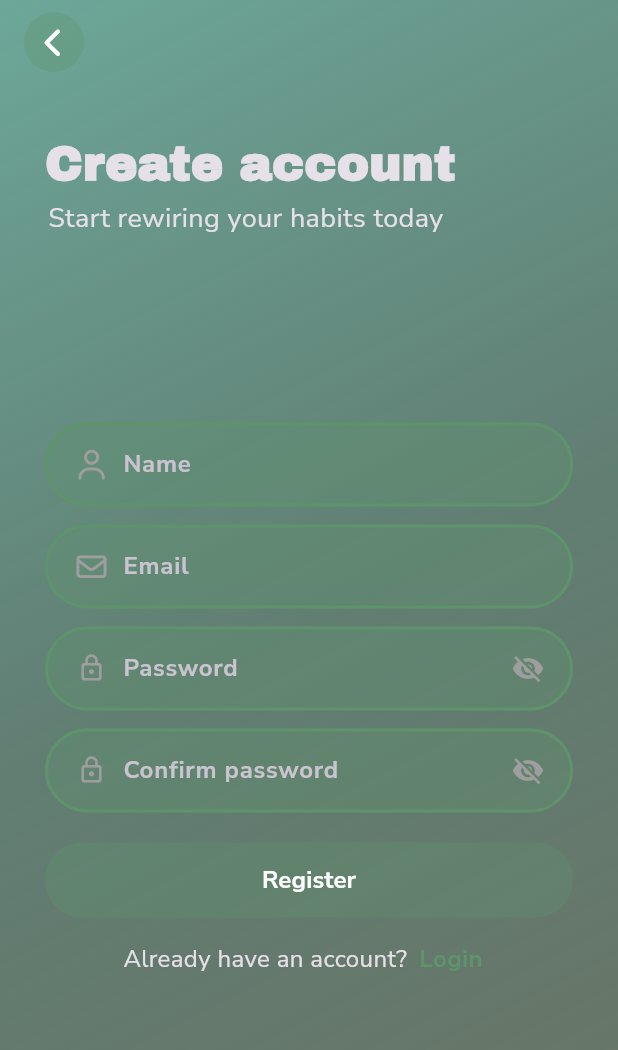
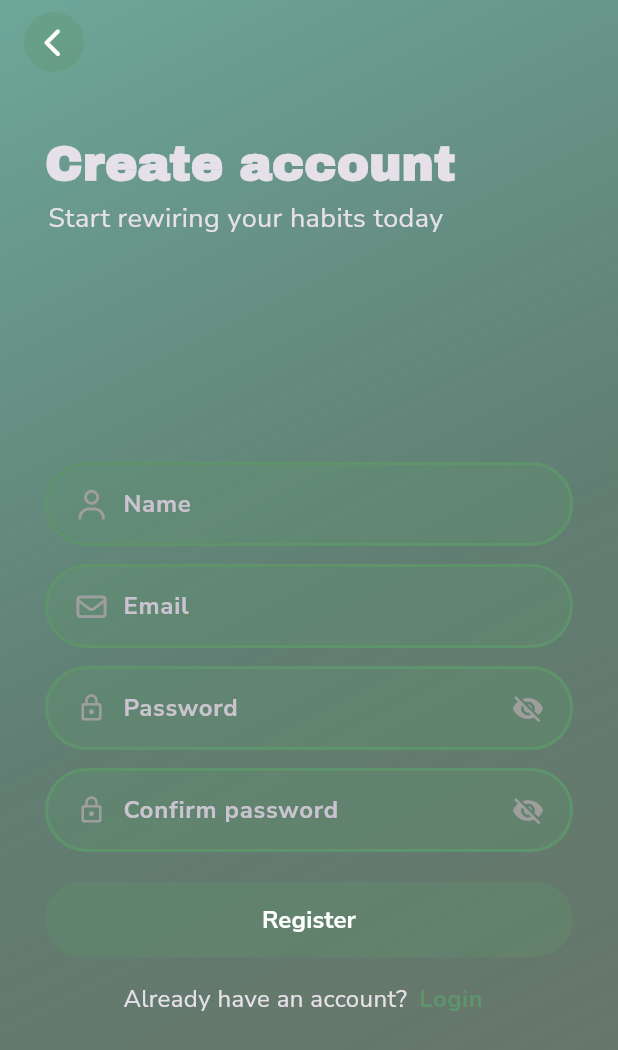
Before and after one commit to NOUR-MOWAFEY/rewire, a Flutter app: the screen it shows after launch, after a tap on "Register", on a phone screen of 412 x 824 dp. Shown: the top 1050 px of the screen. Run offline on Flutter 3.47's test engine with Material 3 defaults, Android fonts, the light colour scheme and no system bars; our stand-ins replace accordion, cached_network_image, cloud_firestore, firebase_auth, firebase_core, flutter_bloc and 12 more; missing offline and left inert: mobile_scanner; accounts and stored records are empty; project files that could hold a hidden picture were left out.

Commit message:
refactor register view

```diff
--- a/lib/features/auth/presentation/views/register_view.dart
+++ b/lib/features/auth/presentation/views/register_view.dart
@@ -1,58 +1,17 @@
 import 'package:flutter/material.dart';
+import 'package:rewire/features/auth/presentation/views/widgets/register_view_app_bar.dart';
 
-import '../../../../core/widgets/custom_back_button.dart';
 import '../../../../core/widgets/view_background_container.dart';
 import 'widgets/register_view_body.dart';
 
-class RegisterView extends StatefulWidget {
+class RegisterView extends StatelessWidget {
   const RegisterView({super.key});
 
   @override
-  State<RegisterView> createState() => _RegisterViewState();
-}
-
-class _RegisterViewState extends State<RegisterView> {
-  late TextEditingController emailController;
-  late TextEditingController passwordController;
-  late TextEditingController confirmPasswordController;
-  late TextEditingController nameController;
-  late GlobalKey<FormState> registerKey;
-
-  @override
-  void initState() {
-    super.initState();
-    emailController = TextEditingController();
-    passwordController = TextEditingController();
-    confirmPasswordController = TextEditingController();
-    nameController = TextEditingController();
-    registerKey = GlobalKey<FormState>();
-  }
-
-  @override
-  void dispose() {
-    super.dispose();
-    emailController.dispose();
-    passwordController.dispose();
-    confirmPasswordController.dispose();
-    nameController.dispose();
-  }
-
-  @override
   Widget build(BuildContext context) {
-    return ViewBackGroundContainer(
-      appBar: AppBar(
-        automaticallyImplyLeading: false,
-        title: const CustomBackButton(),
-        backgroundColor: Colors.transparent,
-        scrolledUnderElevation: 0,
-      ),
-      viewBody: RegisterViewBody(
-        emailController: emailController,
-        passwordController: passwordController,
-        nameController: nameController,
-        registerKey: registerKey,
-        confirmPasswordController: confirmPasswordController,
-      ),
+    return const ViewBackGroundContainer(
+      appBar: RegisterViewAppBar(),
+      viewBody: RegisterViewBody(),
     );
   }
 }
--- a/lib/features/auth/presentation/views/widgets/register_data_section.dart
+++ b/lib/features/auth/presentation/views/widgets/register_data_fields.dart
@@ -4,8 +4,8 @@ import 'package:font_awesome_flutter/font_awesome_flutter.dart';
 import '../../../../../core/utils/validator.dart';
 import 'custom_text_form_field.dart';
 
-class RegisterDataSection extends StatelessWidget {
-  const RegisterDataSection({
+class RegisterDataFields extends StatelessWidget {
+  const RegisterDataFields({
     super.key,
     required this.nameController,
     required this.emailController,
@@ -45,7 +45,9 @@ class RegisterDataSection extends StatelessWidget {
           controller: passwordController,
           inputType: InputType.password,
         ),
+
         const SizedBox(height: 12),
+
         CustomTextFormField(
           title: 'Confirm password',
           isPassword: true,
@@ -55,6 +57,7 @@ class RegisterDataSection extends StatelessWidget {
           isLastOne: true,
           passwordController: passwordController,
         ),
+
         const SizedBox(height: 20),
       ],
     );
--- /dev/null
+++ b/lib/features/auth/presentation/views/widgets/register_form.dart
@@ -0,0 +1,105 @@
+import 'package:flutter/material.dart';
+import 'package:flutter_bloc/flutter_bloc.dart';
+import 'package:go_router/go_router.dart';
+import 'package:rewire/core/utils/show_toastification.dart';
+import 'package:rewire/core/widgets/custom_circular_loading.dart';
+
+import '../../../../../core/utils/app_router.dart';
+import '../../../../../core/widgets/custom_button.dart';
+import '../../view_model/auth_cubit/auth_cubit.dart';
+import 'register_data_fields.dart';
+
+class RegisterForm extends StatefulWidget {
+  const RegisterForm({super.key});
+
+  @override
+  State<RegisterForm> createState() => _RegisterFormState();
+}
+
+class _RegisterFormState extends State<RegisterForm> {
+  late TextEditingController emailController;
+  late TextEditingController passwordController;
+  late TextEditingController confirmPasswordController;
+  late TextEditingController nameController;
+  late GlobalKey<FormState> registerKey;
+
+  @override
+  void initState() {
+    _initializeControllers();
+    super.initState();
+  }
+
+  @override
+  void dispose() {
+    _disposeController();
+    super.dispose();
+  }
+
+  @override
+  Widget build(BuildContext context) {
+    return Form(
+      key: registerKey,
+      child: Column(
+        children: [
+          // text fields
+          RegisterDataFields(
+            nameController: nameController,
+            emailController: emailController,
+            passwordController: passwordController,
+            confirmPasswordController: confirmPasswordController,
+          ),
+
+          // register button
+          BlocConsumer<AuthCubit, AuthState>(
+            listener: (BuildContext context, AuthState state) {
+              if (state is AuthAccountCreated) {
+                ShowToastification.success(
+                  context,
+                  'Account created Successfully',
+                );
+                context.go(AppRouter.loginView);
+              }
+            },
+            builder: (context, state) {
+              if (state is AuthLoading) {
+                return const CustomButton(
+                  color: Colors.grey,
+                  child: CustomCircularLoading(size: 22),
+                );
+              }
+
+              return CustomButton(
+                title: 'Register',
+                onPressed: () async {
+                  if (!registerKey.currentState!.validate()) {
+                    return;
+                  }
+                  await BlocProvider.of<AuthCubit>(context).register(
+                    emailController.text,
+                    passwordController.text,
+                    nameController.text,
+                  );
+                },
+              );
+            },
+          ),
+        ],
+      ),
+    );
+  }
+
+  void _initializeControllers() {
+    emailController = TextEditingController();
+    passwordController = TextEditingController();
+    confirmPasswordController = TextEditingController();
+    nameController = TextEditingController();
+    registerKey = GlobalKey<FormState>();
+  }
+
+  void _disposeController() {
+    emailController.dispose();
+    passwordController.dispose();
+    nameController.dispose();
+    confirmPasswordController.dispose();
+  }
+}
--- /dev/null
+++ b/lib/features/auth/presentation/views/widgets/register_view_app_bar.dart
@@ -0,0 +1,20 @@
+import 'package:flutter/material.dart';
+import 'package:rewire/core/widgets/custom_back_button.dart';
+
+class RegisterViewAppBar extends StatelessWidget
+    implements PreferredSizeWidget {
+  const RegisterViewAppBar({super.key});
+
+  @override
+  Widget build(BuildContext context) {
+    return AppBar(
+      automaticallyImplyLeading: false,
+      title: const CustomBackButton(),
+      backgroundColor: Colors.transparent,
+      scrolledUnderElevation: 0,
+    );
+  }
+
+  @override
+  Size get preferredSize => Size.fromHeight(kToolbarHeight);
+}
--- a/lib/features/auth/presentation/views/widgets/register_view_body.dart
+++ b/lib/features/auth/presentation/views/widgets/register_view_body.dart
@@ -1,78 +1,32 @@
 import 'package:flutter/material.dart';
-import 'package:flutter_bloc/flutter_bloc.dart';
 import 'package:go_router/go_router.dart';
-import 'package:rewire/core/utils/show_toastification.dart';
+import 'package:rewire/features/auth/presentation/views/widgets/register_form.dart';
 
 import '../../../../../core/utils/app_router.dart';
 import '../../../../../core/utils/constants.dart';
-import '../../../../../core/widgets/custom_button.dart';
-import '../../../../../core/widgets/custom_circular_loading.dart';
-import '../../view_model/auth_cubit/auth_cubit.dart';
 import 'auth_footer.dart';
 import 'auth_header.dart';
-import 'register_data_section.dart';
 
 class RegisterViewBody extends StatelessWidget {
-  const RegisterViewBody({
-    super.key,
-    required this.emailController,
-    required this.passwordController,
-    required this.nameController,
-    required this.registerKey,
-    required this.confirmPasswordController,
-  });
-  final TextEditingController emailController;
-  final TextEditingController passwordController;
-  final TextEditingController nameController;
-  final GlobalKey<FormState> registerKey;
-  final TextEditingController confirmPasswordController;
+  const RegisterViewBody({super.key});
 
   @override
   Widget build(BuildContext context) {
-    return BlocConsumer<AuthCubit, AuthState>(
-      listener: (BuildContext context, AuthState state) {
-        if (state is AuthAccountCreated) {
-          ShowToastification.success(context, 'Account created Successfully');
-          context.go(AppRouter.loginView);
-        } else if (state is AuthFailure) {}
-      },
-      builder: (context, state) {
-        if (state is AuthLoading) {
-          return const CustomCircularLoading();
-        }
     return Padding(
       padding: viewPadding(context),
-          child: Form(
-            key: registerKey,
       child: ListView(
         children: [
           const SizedBox(height: 30),
+
           const AuthHeader(
             title: 'Create account',
             subtitle: 'Start rewiring your habits today',
           ),
-                SizedBox(height: MediaQuery.of(context).size.height * .15),
 
-                RegisterDataSection(
-                  nameController: nameController,
-                  emailController: emailController,
-                  passwordController: passwordController,
-                  confirmPasswordController: confirmPasswordController,
-                ),
+          const SizedBox(height: 150),
 
-                CustomButton(
-                  title: 'Register',
-                  onPressed: () async {
-                    if (!registerKey.currentState!.validate()) {
-                      return;
-                    }
-                    await BlocProvider.of<AuthCubit>(context).register(
-                      emailController.text,
-                      passwordController.text,
-                      nameController.text,
-                    );
-                  },
-                ),
+          const RegisterForm(),
+
           const SizedBox(height: 12),
 
           AuthFooter(
@@ -82,9 +36,6 @@ class RegisterViewBody extends StatelessWidget {
           ),
         ],
       ),
-          ),
-        );
-      },
     );
   }
 }
```
Lines whose indentation alone changed are shown as unchanged.
